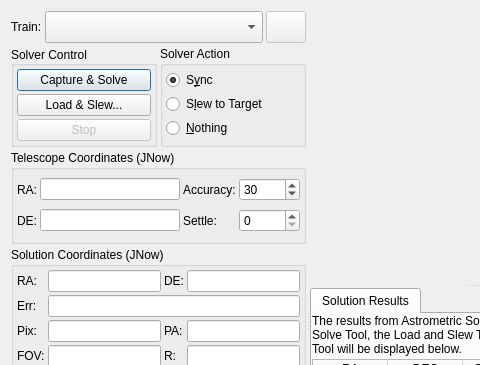
First picture: the form in kstars/ekos/align/align.ui, repository KDE/kstars, before the edit; both pictures show x 0 to 480 and y 0 to 365 of the 648 by 640 pixel window.
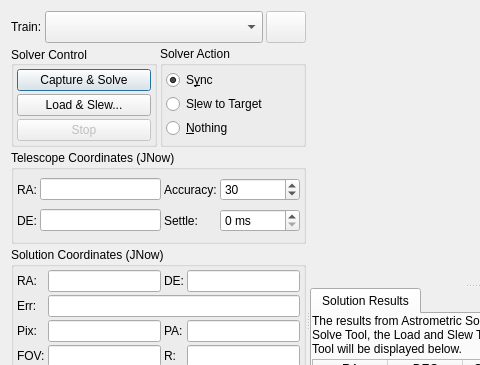
Second picture: the form after the edit. Icons and pictures are not drawn. Custom widgets are drawn as their Qt base class.

Commit message:
Align: show the unit of the settle time
The Align "Settle" spin box takes milliseconds but showed no unit, so a value meant as seconds ("2") gave no settle
time at all. Adds the " ms" suffix. UI only; builds without warnings.

**How to test**
Open the Align tab: the Settle field shows "... ms".

Diff of the .ui file:
```diff
--- a/kstars/ekos/align/align.ui
+++ b/kstars/ekos/align/align.ui
@@ -313,6 +313,9 @@
             <property name="toolTip">
              <string>After telescope completes slewing, wait until it settles for this many milliseconds before capturing the next image.</string>
             </property>
+            <property name="suffix">
+             <string> ms</string>
+            </property>
             <property name="maximum">
              <number>15000</number>
             </property>
```
